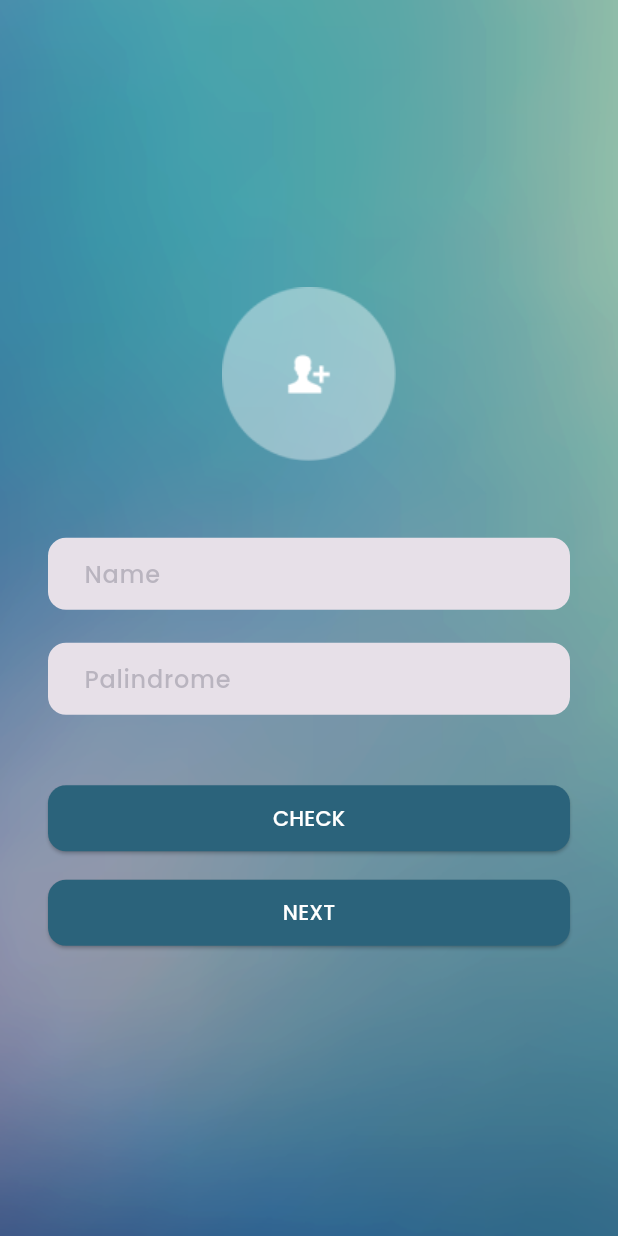
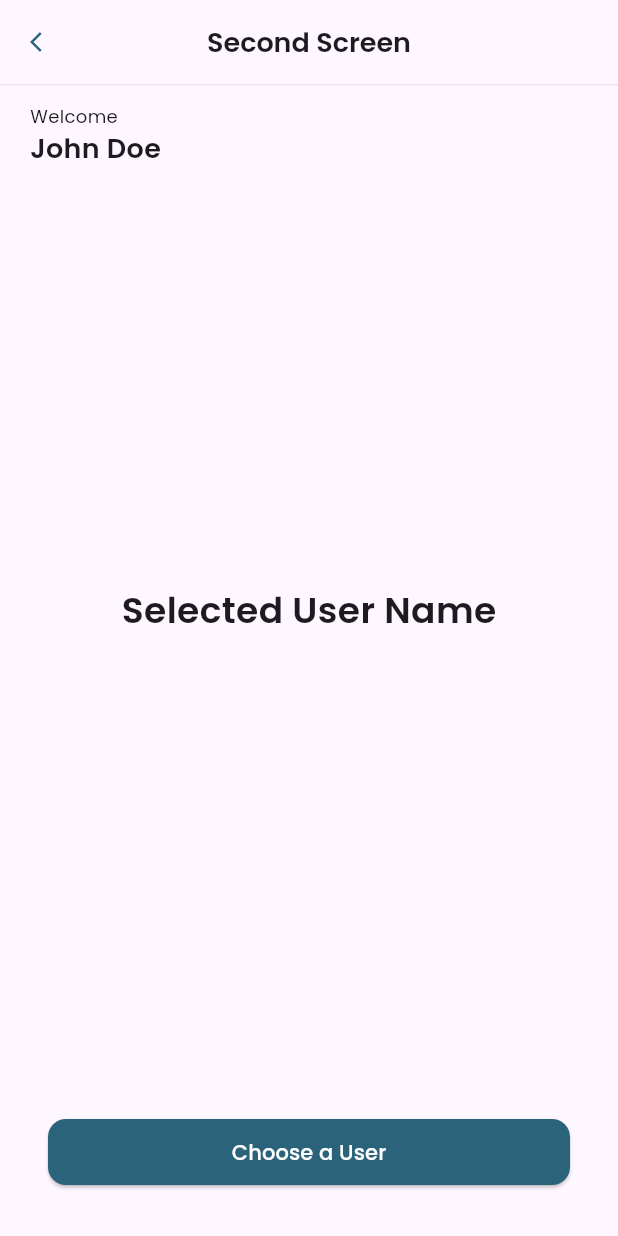
Before and after one commit to PuspitaKartika/palindrome_app, a Flutter app: the screen it shows after launch, after a tap on "NEXT", on a phone screen of 412 x 824 dp. Run offline on Flutter 3.47's test engine with Material 3 defaults, Android fonts, the phone set to English and light mode, and no system bars; our stand-ins replace google_fonts.

Commit message:
feat(second): slicing ui

```diff
--- a/lib/view/first_screen.dart
+++ b/lib/view/first_screen.dart
@@ -1,4 +1,5 @@
 import 'package:flutter/material.dart';
+import 'package:palindrome_app/view/second_screen/pages/second_screen.dart';
 import 'package:palindrome_app/widget/custom_text_field.dart';
 import 'package:palindrome_app/widget/main_bottom.dart';
 
@@ -45,7 +46,14 @@ class _FirstScreenState extends State<FirstScreen> {
           const SizedBox(
             height: 15,
           ),
-          MainBottom(onPressed: () {}, text: "NEXT"),
+          MainBottom(
+              onPressed: () {
+                Navigator.push(
+                    context,
+                    MaterialPageRoute(
+                        builder: (context) => const SecondScreen()));
+              },
+              text: "NEXT"),
         ],
       ),
     ));
--- /dev/null
+++ b/lib/view/second_screen/pages/second_screen.dart
@@ -0,0 +1,63 @@
+import 'package:flutter/material.dart';
+import 'package:palindrome_app/constants/theme.dart';
+import 'package:palindrome_app/view/second_screen/widget/welcome_widget.dart';
+import 'package:palindrome_app/widget/main_bottom.dart';
+
+class SecondScreen extends StatefulWidget {
+  const SecondScreen({super.key});
+
+  @override
+  State<SecondScreen> createState() => _SecondScreenState();
+}
+
+class _SecondScreenState extends State<SecondScreen> {
+  @override
+  Widget build(BuildContext context) {
+    return Scaffold(
+      appBar: AppBar(
+        leading: IconButton(
+            onPressed: () {
+              Navigator.pop(context);
+            },
+            icon: Icon(
+              Icons.arrow_back_ios,
+              color: mainColor,
+              size: 16,
+            )),
+        title: Text(
+          "Second Screen",
+          style: titleH2,
+        ),
+        centerTitle: true,
+        bottom: PreferredSize(
+          preferredSize: const Size.fromHeight(1.0),
+          child: Divider(
+            color: Colors.grey.withOpacity(0.2),
+            height: 1.0,
+          ),
+        ),
+      ),
+      body: Padding(
+        padding: const EdgeInsets.symmetric(horizontal: 20, vertical: 12),
+        child: Column(
+          crossAxisAlignment: CrossAxisAlignment.start,
+          children: [
+            const WelcomeWidget(),
+            Expanded(
+              child: Center(
+                child: Text(
+                  "Selected User Name",
+                  style: titleH1,
+                ),
+              ),
+            )
+          ],
+        ),
+      ),
+      bottomNavigationBar: Padding(
+        padding: const EdgeInsets.all(32),
+        child: MainBottom(text: "Choose a User", onPressed: () {}),
+      ),
+    );
+  }
+}
--- /dev/null
+++ b/lib/view/second_screen/widget/welcome_widget.dart
@@ -0,0 +1,23 @@
+import 'package:flutter/material.dart';
+import 'package:palindrome_app/constants/theme.dart';
+
+class WelcomeWidget extends StatelessWidget {
+  const WelcomeWidget({super.key});
+
+  @override
+  Widget build(BuildContext context) {
+    return Column(
+      crossAxisAlignment: CrossAxisAlignment.start,
+      children: [
+        Text(
+          "Welcome",
+          style: smallText,
+        ),
+        Text(
+          "John Doe",
+          style: titleH2,
+        ),
+      ],
+    );
+  }
+}
```
